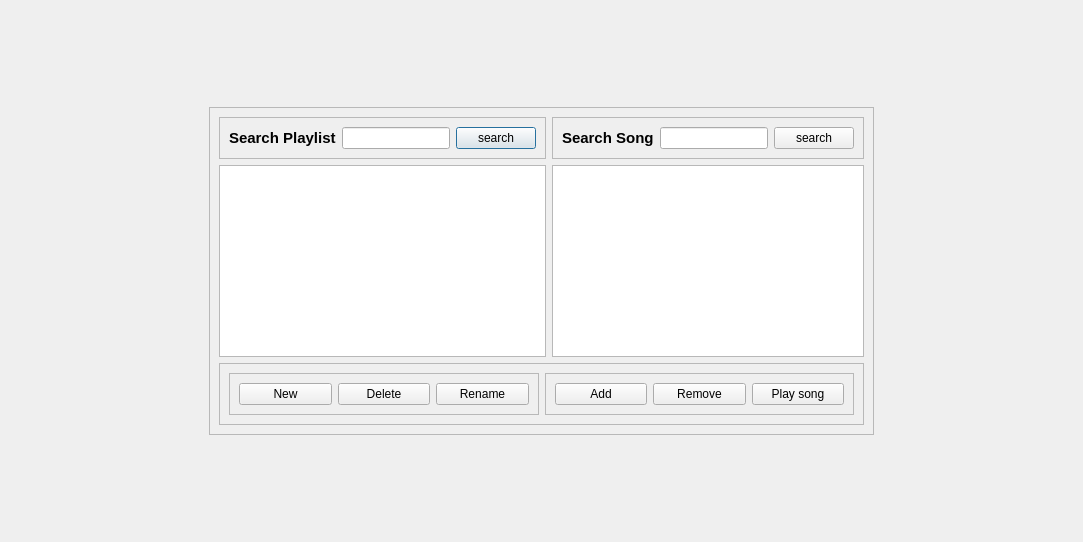
Avesta85/JukeBox, file ui/playlistmanagmentdialog.ui: the form before one commit.
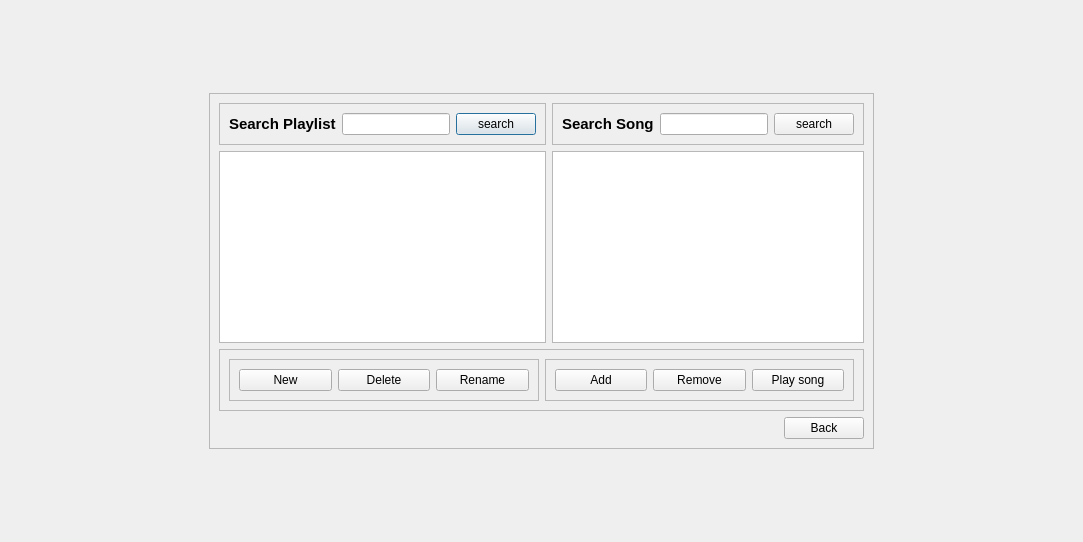
The form after the commit.

Commit message: adding back botton to ui

What changed in the file:
```diff
--- a/ui/playlistmanagmentdialog.ui
+++ b/ui/playlistmanagmentdialog.ui
@@ -40,7 +40,7 @@
      </property>
     </spacer>
    </item>
-   <item row="1" column="1">
+   <item row="1" column="1" rowspan="2">
     <widget class="QFrame" name="frame_6">
      <property name="frameShape">
       <enum>QFrame::Shape::StyledPanel</enum>
@@ -215,23 +215,34 @@
         </item>
        </layout>
       </item>
+      <item row="2" column="0">
+       <layout class="QHBoxLayout" name="horizontalLayout_7">
+        <item>
+         <spacer name="horizontalSpacer_3">
+          <property name="orientation">
+           <enum>Qt::Orientation::Horizontal</enum>
+          </property>
+          <property name="sizeHint" stdset="0">
+           <size>
+            <width>40</width>
+            <height>20</height>
+           </size>
+          </property>
+         </spacer>
+        </item>
+        <item>
+         <widget class="QPushButton" name="pushButton">
+          <property name="text">
+           <string>Back</string>
+          </property>
+         </widget>
+        </item>
+       </layout>
+      </item>
      </layout>
     </widget>
    </item>
-   <item row="2" column="1">
-    <spacer name="verticalSpacer">
-     <property name="orientation">
-      <enum>Qt::Orientation::Vertical</enum>
-     </property>
-     <property name="sizeHint" stdset="0">
-      <size>
-       <width>20</width>
-       <height>40</height>
-      </size>
-     </property>
-    </spacer>
-   </item>
-   <item row="1" column="2">
+   <item row="2" column="2">
     <spacer name="horizontalSpacer_2">
      <property name="orientation">
       <enum>Qt::Orientation::Horizontal</enum>
@@ -244,6 +255,19 @@
      </property>
     </spacer>
    </item>
+   <item row="3" column="1">
+    <spacer name="verticalSpacer">
+     <property name="orientation">
+      <enum>Qt::Orientation::Vertical</enum>
+     </property>
+     <property name="sizeHint" stdset="0">
+      <size>
+       <width>20</width>
+       <height>40</height>
+      </size>
+     </property>
+    </spacer>
+   </item>
   </layout>
  </widget>
  <resources/>
```
The commit also changes 7 other files.
